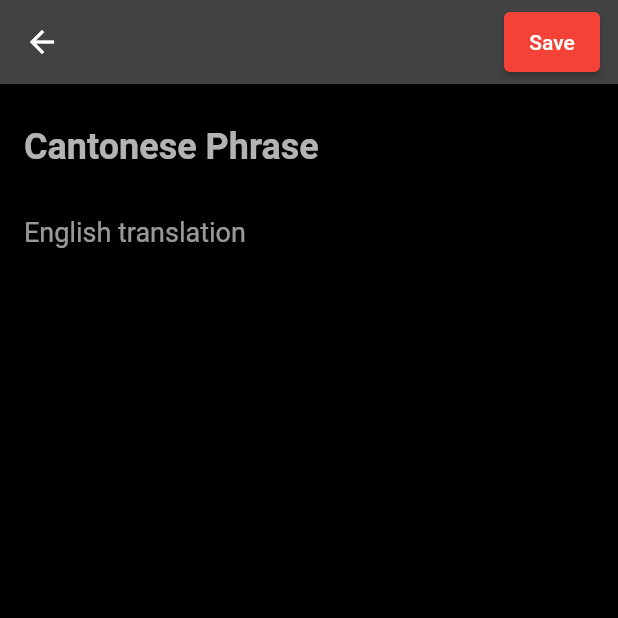
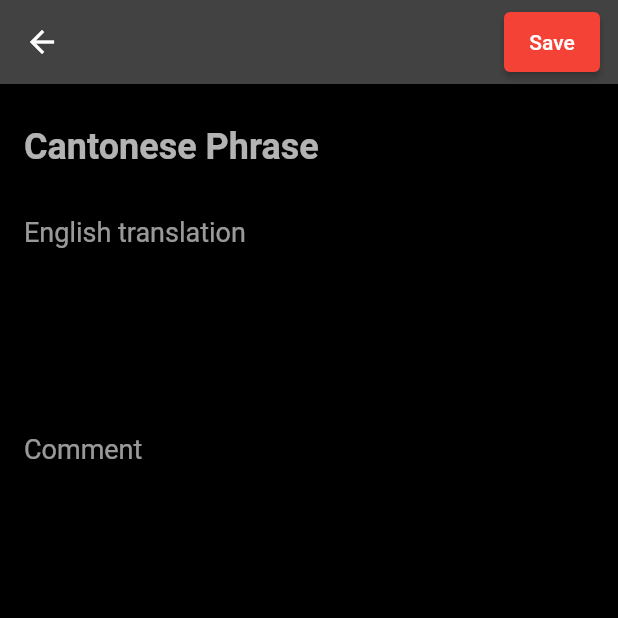
Before and after one commit to psimatis/CanCanto, a Flutter app: the screen it shows after launch, after a tap on the "add" icon, on a phone screen of 412 x 824 dp, the top half of it. Run offline on Flutter 3.47's test engine with Material 2 defaults, Android fonts, the phone set to English and light mode, and no system bars; our stand-ins replace gradient_widgets, percent_indicator, sqflite; accounts and stored records are empty.

Commit message:
added comment db field, show phrase total in vocabulary page

```diff
--- a/lib/Components/phrase_form.dart
+++ b/lib/Components/phrase_form.dart
@@ -3,8 +3,10 @@ import 'package:flutter/material.dart';
 class PhraseFormWidget extends StatelessWidget {
   final String? cantonese;
   final String? english;
+  final String? comment;
   final ValueChanged<String> onChangedCantonese;
   final ValueChanged<String> onChangedEnglish;
+  final ValueChanged<String> onChangedComment;
 
   const PhraseFormWidget({
     Key? key,
@@ -12,8 +14,10 @@ class PhraseFormWidget extends StatelessWidget {
     this.english = '',
     required this.onChangedCantonese,
     required this.onChangedEnglish,
+    required this.onChangedComment,
     required int attempts,
     required int successes,
+    this.comment,
   }) : super(key: key);
 
   @override
@@ -29,6 +33,8 @@ class PhraseFormWidget extends StatelessWidget {
               buildPhrase(),
               const SizedBox(height: 8),
               buildTranslation(),
+              const SizedBox(height: 16),
+              buildComment(),
               const SizedBox(height: 16),
             ],
           ),
@@ -68,4 +74,16 @@ class PhraseFormWidget extends StatelessWidget {
             : null,
         onChanged: onChangedEnglish,
       );
+
+  Widget buildComment() => TextFormField(
+    maxLines: 5,
+    initialValue: comment,
+    style: const TextStyle(color: Colors.white60, fontSize: 18),
+    decoration: const InputDecoration(
+      border: InputBorder.none,
+      hintText: 'Comment',
+      hintStyle: TextStyle(color: Colors.white60),
+    ),
+    onChanged: onChangedComment,
+  );
 }
--- a/lib/Database/phrase.dart
+++ b/lib/Database/phrase.dart
@@ -6,7 +6,8 @@ class PhraseFields {
     cantonese,
     english,
     attempts,
-    successes
+    successes,
+    comment
   ];
 
   static final String id = '_id';
@@ -14,6 +15,7 @@ class PhraseFields {
   static final String english = 'english';
   static final String attempts = 'attempts';
   static final String successes = 'successes';
+  static final String comment = 'comment';
 }
 
 class Phrase {
@@ -22,6 +24,7 @@ class Phrase {
   final String english;
   final int attempts;
   final int successes;
+  final String comment;
 
   const Phrase({
     this.id,
@@ -29,6 +32,7 @@ class Phrase {
     required this.english,
     required this.attempts,
     required this.successes,
+    required this.comment,
   });
 
   int getSuccessRate() {
@@ -42,6 +46,7 @@ class Phrase {
     String? english,
     int? attempts,
     int? successes,
+    String? comment,
   }) =>
       Phrase(
         id: id ?? this.id,
@@ -49,6 +54,7 @@ class Phrase {
         english: english ?? this.english,
         attempts: attempts ?? this.attempts,
         successes: successes ?? this.successes,
+        comment: comment ?? this.comment,
       );
 
   static Phrase fromJson(Map<String, Object?> json) => Phrase(
@@ -57,6 +63,7 @@ class Phrase {
         english: json[PhraseFields.english] as String,
         attempts: json[PhraseFields.attempts] as int,
         successes: json[PhraseFields.successes] as int,
+        comment: json[PhraseFields.comment] as String,
       );
 
   Map<String, Object?> toJson() => {
@@ -65,5 +72,6 @@ class Phrase {
         PhraseFields.english: english,
         PhraseFields.attempts: attempts,
         PhraseFields.successes: successes,
+        PhraseFields.comment: comment,
       };
 }
--- a/lib/Database/phrases_database.dart
+++ b/lib/Database/phrases_database.dart
@@ -13,7 +13,7 @@ class PhrasesDatabase {
   Future<Database> get database async {
     if (_database != null) return _database!;
 
-    _database = await _initDB('test12.db');
+    _database = await _initDB('test13.db');
     return _database!;
   }
 
@@ -35,7 +35,8 @@ CREATE TABLE $tablePhrases (
   ${PhraseFields.cantonese} $textType,
   ${PhraseFields.english} $textType,
   ${PhraseFields.attempts} $intType,
-  ${PhraseFields.successes} $intType
+  ${PhraseFields.successes} $intType,
+  ${PhraseFields.comment} $textType
   )
 ''');
   }
@@ -70,9 +71,7 @@ CREATE TABLE $tablePhrases (
 
   Future<Phrase> getRandomPhrase() async {
     final Database db = await database;
-    final count = Sqflite.firstIntValue(
-            await db.rawQuery('SELECT COUNT(*) FROM $tablePhrases')) ??
-        0;
+    final count = Sqflite.firstIntValue(await db.rawQuery('SELECT COUNT(*) FROM $tablePhrases')) ?? 0;
 
     final randomOffset = Random().nextInt(count);
 
--- a/lib/Screens/add_edit_phrase_screen.dart
+++ b/lib/Screens/add_edit_phrase_screen.dart
@@ -21,6 +21,7 @@ class _AddEditPhrasePageState extends State<AddEditPhrasePage> {
   late String english;
   late int attempts;
   late int successes;
+  late String comment;
 
   @override
   void initState() {
@@ -30,6 +31,7 @@ class _AddEditPhrasePageState extends State<AddEditPhrasePage> {
     english = widget.phrase?.english ?? '';
     attempts = widget.phrase?.attempts ?? 0;
     successes = widget.phrase?.successes ?? 0;
+    comment = widget.phrase?.comment ?? '';
   }
 
   @override
@@ -44,10 +46,13 @@ class _AddEditPhrasePageState extends State<AddEditPhrasePage> {
             english: english,
             attempts: attempts,
             successes: successes,
+            comment: comment,
             onChangedCantonese: (cantonese) =>
                 setState(() => this.cantonese = cantonese),
             onChangedEnglish: (english) =>
                 setState(() => this.english = english),
+            onChangedComment: (comment) =>
+              setState(() => this.comment = comment),
           ),
         ),
       );
@@ -90,6 +95,7 @@ class _AddEditPhrasePageState extends State<AddEditPhrasePage> {
       english: english,
       attempts: attempts,
       successes: successes,
+      comment: comment,
     );
 
     await PhrasesDatabase.instance.update(note);
@@ -101,6 +107,7 @@ class _AddEditPhrasePageState extends State<AddEditPhrasePage> {
       english: english,
       attempts: attempts,
       successes: successes,
+      comment: comment,
     );
 
     await PhrasesDatabase.instance.create(phrase);
--- a/lib/Screens/phrase_detail_screen.dart
+++ b/lib/Screens/phrase_detail_screen.dart
@@ -58,7 +58,7 @@ class _PhraseDetailPageState extends State<PhraseDetailPage> {
           FieldDivider(),
           InfoText(text: 'Translation: ${phrase.english}'),
           FieldDivider(),
-          InfoText(text: 'Comment: blabla'),
+          InfoText(text: 'Comment: ${phrase.comment}'),
           FieldDivider(),
           Row(
             mainAxisAlignment: MainAxisAlignment.spaceBetween,
--- a/lib/Screens/quiz_screen.dart
+++ b/lib/Screens/quiz_screen.dart
@@ -16,8 +16,8 @@ class QuizScreen extends StatefulWidget {
 }
 
 class _QuizScreenState extends State<QuizScreen> {
-  Phrase quizPhrase = Phrase(cantonese: '', english: '', attempts: 0, successes: 0);
-  Phrase previousPhrase = Phrase(cantonese: '', english: '', attempts: 0, successes: 0);
+  Phrase quizPhrase = Phrase(cantonese: '', english: '', attempts: 0, successes: 0, comment: '');
+  Phrase previousPhrase = Phrase(cantonese: '', english: '', attempts: 0, successes: 0, comment: '');
   TextEditingController userInput = TextEditingController();
   String resultMessage = '';
   int attempts = 0;
--- a/lib/Screens/vocabulary_screen.dart
+++ b/lib/Screens/vocabulary_screen.dart
@@ -21,6 +21,7 @@ class _VocabularyScreenState extends State<VocabularyScreen> {
   late List<Phrase> phrases;
   String searchQuery = '';
   bool isLoading = false; // TODO: See if I can remove this
+  int totalPhraseCount = 0;
 
   @override
   void initState() {
@@ -32,13 +33,16 @@ class _VocabularyScreenState extends State<VocabularyScreen> {
   Future refreshPhrases() async {
     setState(() => isLoading = true);
     phrases = await PhrasesDatabase.instance.readAllPhrases();
+    totalPhraseCount = phrases.length;
     setState(() => isLoading = false);
   }
 
   List<Phrase> filterPhrases() {
     if (searchQuery.isNotEmpty) {
       return phrases.where((phrase) {
-        return edit(phrase.cantonese).contains(edit(searchQuery));
+        final query = edit(searchQuery);
+        return edit(phrase.cantonese).contains(query) ||
+            edit(phrase.english).contains(query);
       }).toList();
     }
     return phrases;
@@ -49,7 +53,7 @@ class _VocabularyScreenState extends State<VocabularyScreen> {
     final filteredPhrases = filterPhrases();
     return Scaffold(
       appBar: AppBar(
-        title: const Text('Vocabulary'),
+        title: Text('Vocabulary ($totalPhraseCount phrases)'),
         leading: IconButton(
           icon: const Icon(Icons.arrow_back),
           onPressed: () {
```
Also changed, not shown: 1 other file.
